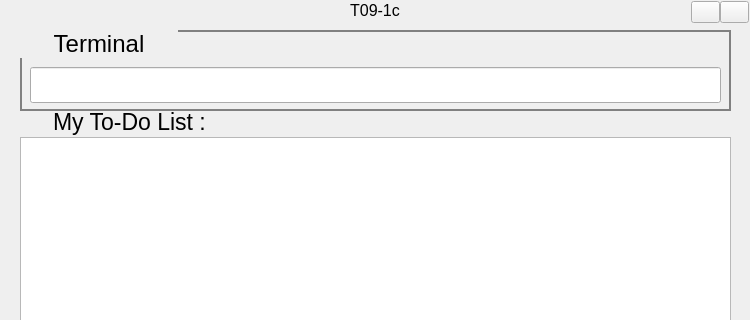
Old version of the form t01-1c_ui/mainwindow.ui in the repository cs2103aug2014-t09-1c/main; both pictures show x 0 to 750 and y 0 to 320 of the 750 by 500 pixel window.
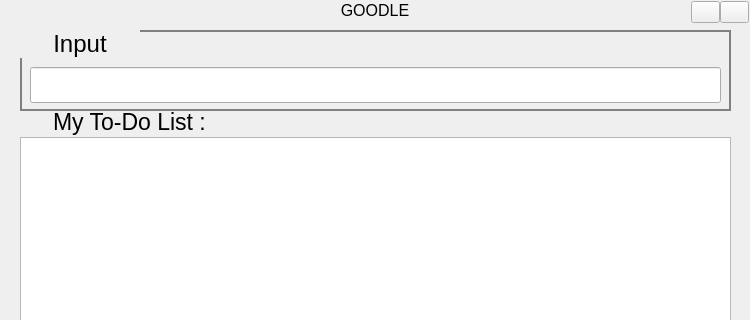
New version of the form. Icons and pictures are not drawn. Custom widgets are drawn as their Qt base class.

Diff of the .ui file:
```diff
--- a/t01-1c_ui/mainwindow.ui
+++ b/t01-1c_ui/mainwindow.ui
@@ -46,7 +46,7 @@
      </font>
     </property>
     <property name="text">
-     <string>T09-1c</string>
+     <string>GOODLE</string>
     </property>
     <property name="alignment">
      <set>Qt::AlignCenter</set>
@@ -113,21 +113,23 @@
  } </string>
     </property>
     <property name="title">
-     <string>Terminal</string>
+     <string>Input</string>
     </property>
     <widget class="QLabel" name="commandLabel">
      <property name="geometry">
       <rect>
-       <x>150</x>
+       <x>100</x>
        <y>10</y>
-       <width>551</width>
+       <width>601</width>
        <height>21</height>
       </rect>
      </property>
      <property name="font">
       <font>
-       <family>Segoe UI</family>
-       <pointsize>14</pointsize>
+       <family>Segoe UI Semibold</family>
+       <pointsize>8</pointsize>
+       <weight>75</weight>
+       <bold>true</bold>
       </font>
      </property>
      <property name="text">
```
Left out of the diff: 2 changed lines with no effect on the pictures.
